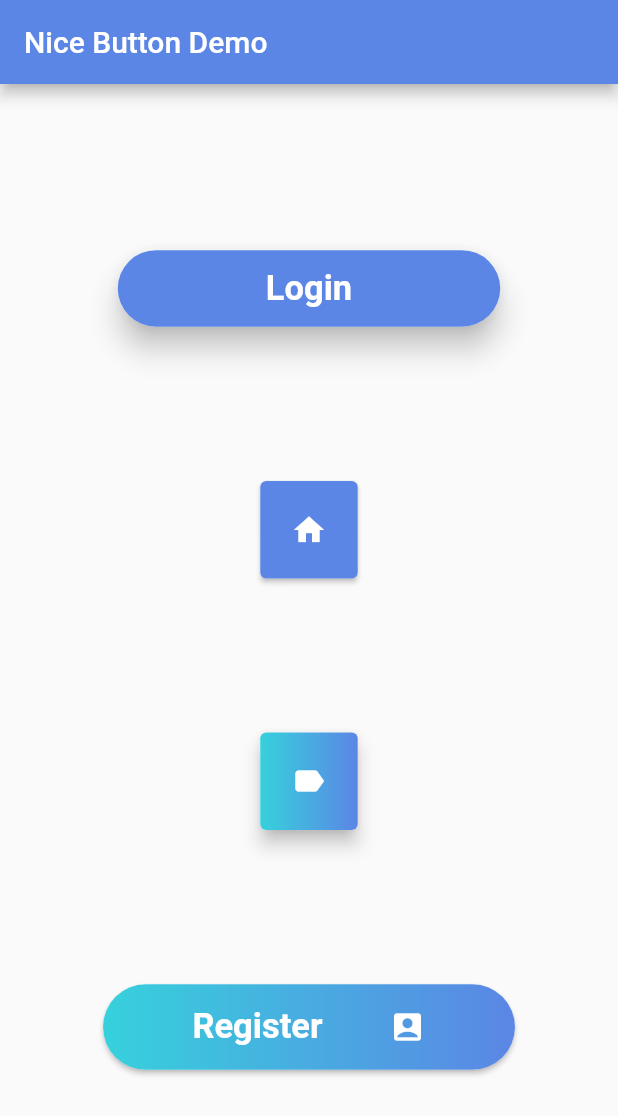
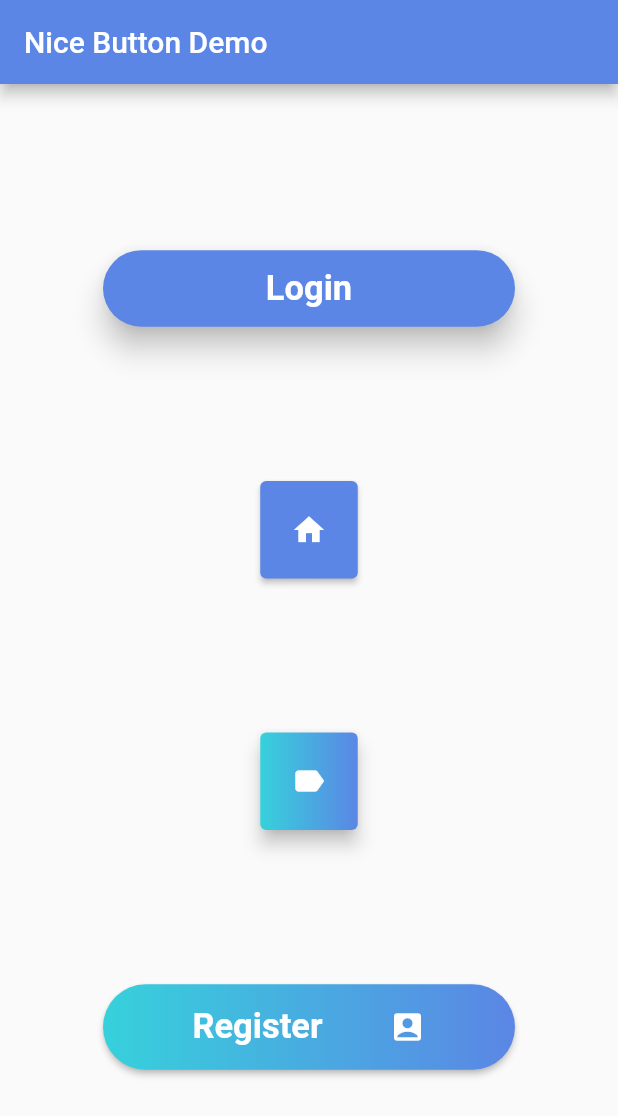
Before and after one commit to Ethiel97/nice_button, a Flutter app: the screen it shows after launch, after a tap on "Login", on a phone screen of 412 x 824 dp. Shown: the top 1116 px of the screen. Run offline on Flutter 3.47's test engine with Material 2 defaults, Android fonts, the phone set to English and light mode, and no system bars; Roboto replaces fonts that are missing (Montserrat).

Commit message:
Add documentation with usage example

```diff
--- a/example/lib/main.dart
+++ b/example/lib/main.dart
@@ -41,18 +41,22 @@ class MyHomePageState extends State<MyHomePage> with TickerProviderStateMixin {
               mainAxisAlignment: MainAxisAlignment.spaceEvenly,
               children: <Widget>[
                 NiceButton(
-                  width: 255,
+                  // width: 515,
                   elevation: 8.0,
                   radius: 52.0,
                   text: "Login",
                   background: firstColor,
-                  onPressed: () {},
+                  onPressed: () {
+                    print("hello");
+                  },
                 ),
                 NiceButton(
                   mini: true,
                   icon: Icons.home,
                   background: firstColor,
-                  onPressed: () {},
+                  onPressed: () {
+                    print("hello");
+                  },
                 ),
                 NiceButton(
                   elevation: 5,
--- a/lib/NiceButton.dart
+++ b/lib/NiceButton.dart
@@ -35,14 +35,14 @@ class NiceButton extends StatelessWidget {
   /// This is the padding of the button
   final EdgeInsets padding;
 
-  /// `mini` tag is used to switch from a full-width button to small button
+  /// `mini` tag is used to switch from a full-width button to a small button
   final bool mini;
 
   const NiceButton(
       {Key key,
       this.mini = false,
       this.radius = 4.0,
-      this.elevation = 1.5,
+      this.elevation = 1.8,
       this.textColor = Colors.white,
       this.width = null,
       this.padding = const EdgeInsets.all(12.0),
@@ -55,19 +55,20 @@ class NiceButton extends StatelessWidget {
 
   @override
   Widget build(BuildContext context) {
-    return Material(
+    return FlatButton(
+      materialTapTargetSize: MaterialTapTargetSize.shrinkWrap,
+      shape:
+          RoundedRectangleBorder(borderRadius: BorderRadius.circular(radius)),
+      onPressed: onPressed,
+      child: Material(
+        color: Colors.transparent,
         type: MaterialType.card,
-      shape: RoundedRectangleBorder(borderRadius: BorderRadius.circular(radius)),
+        borderRadius: BorderRadius.circular(radius),
         key: key,
         elevation: elevation,
-//      borderRadius: BorderRadius.circular(radius),
-      child: InkWell(
-          onTap: onPressed,
         child: mini
             ? Container(
                 decoration: BoxDecoration(
-
-                      shape: BoxShape.rectangle,
                     gradient: gradientColors.length > 0
                         ? LinearGradient(
                             colors: gradientColors,
@@ -96,6 +97,7 @@ class NiceButton extends StatelessWidget {
                         : LinearGradient(colors: [background, background])),
                 constraints: BoxConstraints(
                   maxWidth: width ?? MediaQuery.of(context).size.width / 1.5,
+                  // maxWidth: MediaQuery.of(context).size.width / 1.2
                 ),
                 child: Center(
                   child: icon == null
@@ -128,7 +130,8 @@ class NiceButton extends StatelessWidget {
                           ],
                         ),
                 ),
-                )),
+              ),
+      ),
     );
   }
 }
```
Also changed, not shown: pubspec.yaml (+7 -23 lines), example/pubspec.lock, lib/generated/i18n.dart (added), screenshot.png (added), 4 other files. Lines whose indentation alone changed are shown as unchanged.
